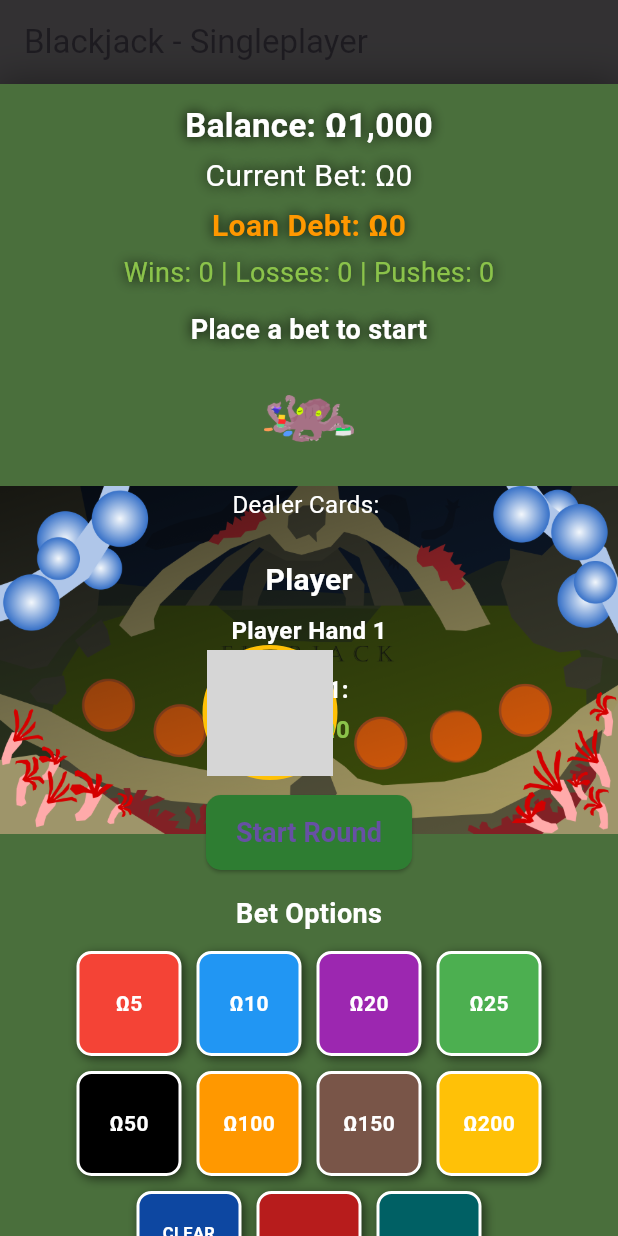
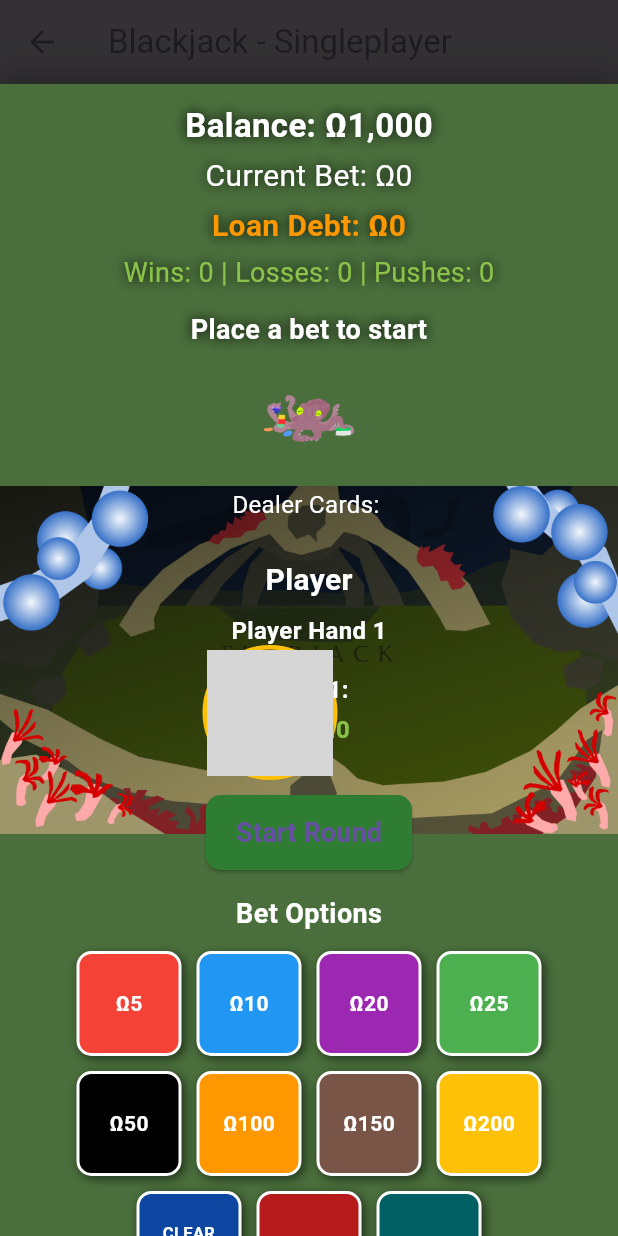
Before and after one commit to GDY3ll0W/blackjack_project, a Flutter app: the GameView screen opened directly with empty values, on a phone screen of 412 x 824 dp. Run offline on Flutter 3.47's test engine with Material 3 defaults, Android fonts, the phone set to English and light mode, and no system bars; our stand-ins replace audioplayers, firebase_auth, firebase_core, socket_io_client; accounts and stored records are empty; grey boxes are pictures that could not be loaded.

Commit message:
(JAY) avatars and single table are now ingame
Co-authored-by: Copilot <copilot@github.com>

```diff
--- a/FrontEnd/lib/screens/game_view.dart
+++ b/FrontEnd/lib/screens/game_view.dart
@@ -595,13 +595,13 @@ class _GameViewState extends State<GameView> {
 
   ButtonStyle buildButtonStyle(Color backgroundColor, {Color? hoverColor}) {
     return ButtonStyle(
-      backgroundColor: MaterialStateProperty.resolveWith((states) {
-        if (states.contains(MaterialState.pressed)) return backgroundColor.withOpacity(0.75);
-        if (states.contains(MaterialState.hovered)) return hoverColor ?? backgroundColor.withOpacity(0.9);
+      backgroundColor: WidgetStateProperty.resolveWith((states) {
+        if (states.contains(WidgetState.pressed)) return backgroundColor.withOpacity(0.75);
+        if (states.contains(WidgetState.hovered)) return hoverColor ?? backgroundColor.withOpacity(0.9);
         return backgroundColor;
       }),
-      padding: MaterialStateProperty.all(const EdgeInsets.symmetric(horizontal: 20, vertical: 12)),
-      shape: MaterialStateProperty.all(RoundedRectangleBorder(borderRadius: BorderRadius.circular(10))),
+      padding: WidgetStateProperty.all(const EdgeInsets.symmetric(horizontal: 20, vertical: 12)),
+      shape: WidgetStateProperty.all(RoundedRectangleBorder(borderRadius: BorderRadius.circular(10))),
     );
   }
 
@@ -783,7 +783,9 @@ class _GameViewState extends State<GameView> {
             ),
             alignment: Alignment.center,
             child: Image.asset(
-              "assets/images/table/DeepBlackjack.png",
+              widget.isMultiplayer
+                  ? 'assets/images/table/DeepBlackjack.png'
+                  : 'assets/images/table/DeepBlackjackSolo.png',
               fit: BoxFit.contain,
             ),
           ),
--- a/FrontEnd/lib/screens/main_menu.dart
+++ b/FrontEnd/lib/screens/main_menu.dart
@@ -1,5 +1,5 @@
 import 'package:flutter/material.dart';
-import 'solo_play.dart';
+import 'game_view.dart';
 import 'multiplayer_mode.dart';
 
 class MainMenu extends StatelessWidget {
@@ -52,9 +52,10 @@ class MainMenu extends StatelessWidget {
                   Navigator.push(
                     context,
                     MaterialPageRoute(
-                      builder: (context) => SoloPlay(
+                      builder: (context) => GameView(
                         nickname: nickname,
                         avatarPath: avatarPath,
+                        isMultiplayer: false,
                       ),
                     ),
                   );
--- a/FrontEnd/lib/services/audio_service.dart
+++ b/FrontEnd/lib/services/audio_service.dart
@@ -4,12 +4,21 @@ class AudioService {
   // We use static so we can call these from anywhere without creating a new instance
   static final AudioPlayer _bgPlayer = AudioPlayer();
   static final AudioPlayer _sfxPlayer = AudioPlayer();
+  static bool _isBackgroundPlaying = false;
 
   // 1. Play Background Music (Looping)
   static Future<void> playBackgroundMusic() async {
-    await _bgPlayer.setReleaseMode(ReleaseMode.loop);
-    await _bgPlayer.setVolume(0.4); // Keep it a bit quieter than SFX
-    await _bgPlayer.play(AssetSource('audio/FullStack_BackgroundMusic.mp3'));
+    if (_isBackgroundPlaying) return;
+
+    try {
+      await _bgPlayer.setReleaseMode(ReleaseMode.loop);
+      await _bgPlayer.setVolume(0.2); // Keep it a bit quieter than SFX
+      await _bgPlayer.play(AssetSource('audio/FullStack_BackgroundMusic.mp3'));
+      _isBackgroundPlaying = true;
+    } catch (e) {
+      // Fail silently if audio cannot start yet.
+      print('AudioService: failed to start background music: $e');
+    }
   }
 
   // 2. Play Win Sound
--- a/FrontEnd/pubspec.yaml
+++ b/FrontEnd/pubspec.yaml
@@ -63,6 +63,7 @@ flutter:
     - assets/images/avatar/
     - assets/images/dealer/Dealer.png
     - assets/images/table/DeepBlackjack.png
+    - assets/images/table/DeepBlackjackSolo.png
     - assets/audio/
 
 
```
Also changed, not shown: FrontEnd/lib/screens/avatar_selection_screen.dart (+15 -1 lines).
